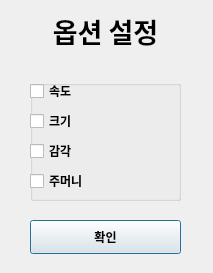
unknownbox-collab/First-Genetic-Algorithm, file ui/option_21.ui: the form before one commit.
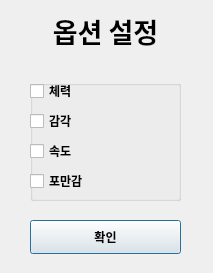
The form after the commit.

What changed in the file:
```diff
--- a/ui/option_21.ui
+++ b/ui/option_21.ui
@@ -66,7 +66,7 @@
      </font>
     </property>
     <property name="text">
-     <string>속도</string>
+     <string>체력</string>
     </property>
    </widget>
    <widget class="QCheckBox" name="checkBox_2">
@@ -86,7 +86,7 @@
      </font>
     </property>
     <property name="text">
-     <string>크기</string>
+     <string>감각</string>
     </property>
    </widget>
    <widget class="QCheckBox" name="checkBox_3">
@@ -106,7 +106,7 @@
      </font>
     </property>
     <property name="text">
-     <string>감각</string>
+     <string>속도</string>
     </property>
    </widget>
    <widget class="QCheckBox" name="checkBox_4">
@@ -126,7 +126,7 @@
      </font>
     </property>
     <property name="text">
-     <string>주머니</string>
+     <string>포만감</string>
     </property>
    </widget>
   </widget>
```
